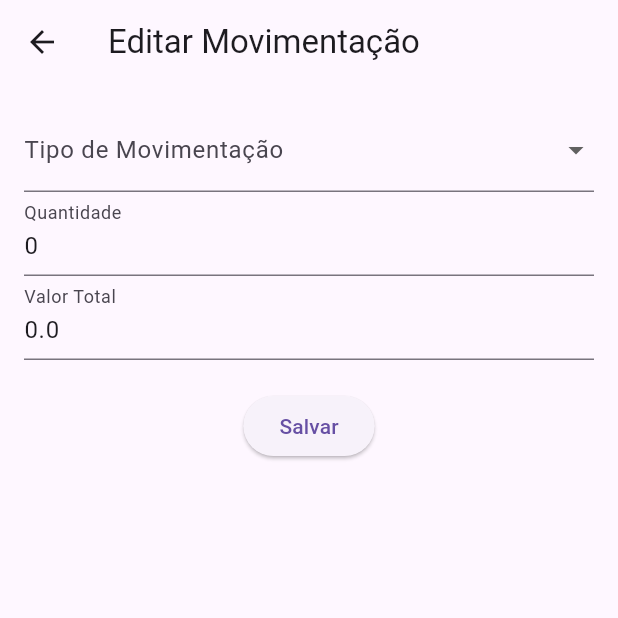
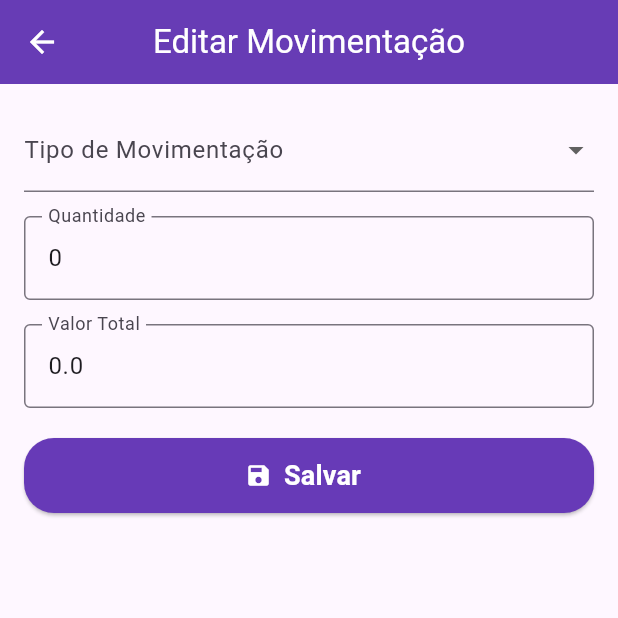
Before and after one commit to Jose1-0/Projeto-Mobile--2024-, a Flutter app: the EditMovimentacaoScreen screen opened directly with empty values, on a phone screen of 412 x 824 dp, the top half of it. Run offline on Flutter 3.47's test engine with Material 3 defaults, Android fonts, the phone set to English and light mode, and no system bars; our stand-ins replace sqflite; accounts and stored records are empty.

Commit message:
subindo alterações front-end

```diff
--- a/lib/screens/edit_movimentacao_screen.dart
+++ b/lib/screens/edit_movimentacao_screen.dart
@@ -44,15 +44,20 @@ class _EditMovimentacaoScreenState extends State<EditMovimentacaoScreen> {
       valorTotal: double.parse(_valorTotalController.text),
     );
     await _movimentacaoService.updateMovimentacao(updatedMovimentacao);
-    Navigator.pop(
-        context, true); // Retorna true para indicar que a edição foi concluída
+    Navigator.pop(context, true); // Retorna true para indicar que a edição foi concluída
   }
 
   @override
   Widget build(BuildContext context) {
     return Scaffold(
       appBar: AppBar(
-        title: Text('Editar Movimentação'),
+        title: const Text('Editar Movimentação',
+          style: TextStyle(color: Colors.white),
+        ),
+        backgroundColor: Colors.deepPurple, // Cor do AppBar
+        centerTitle: true, // Centraliza o título
+        elevation: 4, // Sombra
+        iconTheme: const IconThemeData(color: Colors.white), // Ícone da seta de voltar
       ),
       body: Padding(
         padding: const EdgeInsets.all(16.0),
@@ -71,22 +76,45 @@ class _EditMovimentacaoScreenState extends State<EditMovimentacaoScreen> {
                   _tipoMovimentacao = newValue!;
                 });
               },
-              decoration: InputDecoration(labelText: 'Tipo de Movimentação'),
+              decoration: const InputDecoration(labelText: 'Tipo de Movimentação'),
             ),
+            const SizedBox(height: 16), // Espaçamento
             TextField(
               controller: _quantidadeController,
-              decoration: InputDecoration(labelText: 'Quantidade'),
+              decoration: const InputDecoration(
+                labelText: 'Quantidade',
+                border: OutlineInputBorder(),
+              ),
               keyboardType: TextInputType.number,
             ),
+            const SizedBox(height: 16), // Espaçamento
             TextField(
               controller: _valorTotalController,
-              decoration: InputDecoration(labelText: 'Valor Total'),
+              decoration: const InputDecoration(
+                labelText: 'Valor Total',
+                border: OutlineInputBorder(),
+              ),
               keyboardType: TextInputType.number,
             ),
-            SizedBox(height: 20),
-            ElevatedButton(
+            const SizedBox(height: 20), // Espaçamento antes do botão
+            ElevatedButton.icon(
               onPressed: _updateMovimentacao,
-              child: Text('Salvar'),
+              icon: const Icon(Icons.save, color: Colors.white),
+              label: const Text(
+                'Salvar',
+                style: TextStyle(
+                  fontSize: 18,
+                  fontWeight: FontWeight.w600,
+                  color: Colors.white, // Cor do texto do botão
+                ),
+              ),
+              style: ElevatedButton.styleFrom(
+                backgroundColor: Colors.deepPurple, // Cor do botão
+                minimumSize: const Size(double.infinity, 50), // Largura máxima
+                shape: RoundedRectangleBorder(
+                  borderRadius: BorderRadius.circular(20), // Bordas arredondadas
+                ),
+              ),
             ),
           ],
         ),
```
Also changed, not shown: lib/screens/edit_categoria_screen.dart (+33 -6 lines), lib/screens/edit_estoque_screen.dart (+37 -6 lines).
